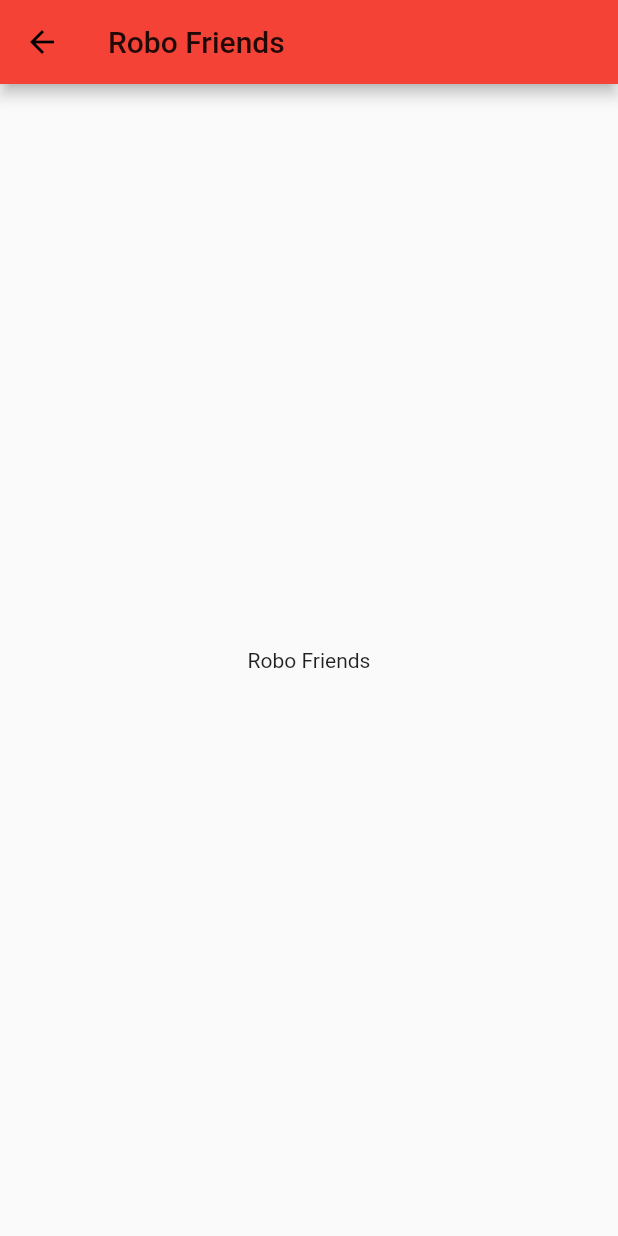
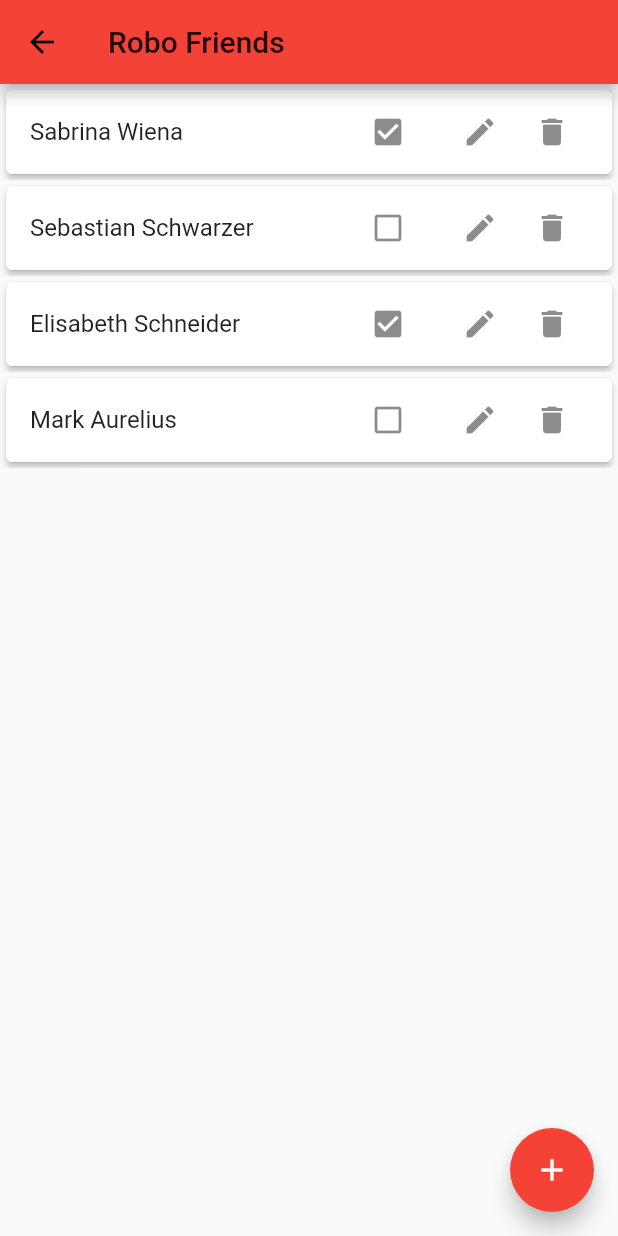
Before and after one commit to FloforPresident/projektarbeit, a Flutter app: the Friends screen opened by its route, on a phone screen of 412 x 824 dp. Run offline on Flutter 3.47's test engine with Material 2 defaults, Android fonts, the light colour scheme and no system bars; our stand-ins replace sqflite; accounts and stored records are empty.

Commit message:
Implemented Animated List formateded the parts Remove Item is already working Insert item has to be implemented

```diff
--- a/FlutterApp/turtlebot/lib/frameworks/custom_data_table/custom_dataTable.dart
+++ b/FlutterApp/turtlebot/lib/frameworks/custom_data_table/custom_dataTable.dart
@@ -79,7 +79,7 @@ class CustomColumnText extends StatelessWidget
 
 }
 
-///Use this as instead of Datacells
+///Use this as instead of DataCells
 ///Will produce a Container Widget taken up full space
 class CustomColourText extends StatelessWidget {
 
--- a/FlutterApp/turtlebot/lib/main.dart
+++ b/FlutterApp/turtlebot/lib/main.dart
@@ -12,6 +12,7 @@ class MyApp extends StatelessWidget {
   @override
   Widget build(BuildContext context) {
     return MaterialApp(
+      debugShowCheckedModeBanner: false,
       title: 'TurtleBot',
       theme: ThemeData(primarySwatch: Colors.orange),
       initialRoute: '/',
--- a/FlutterApp/turtlebot/lib/pages/friends.dart
+++ b/FlutterApp/turtlebot/lib/pages/friends.dart
@@ -1,16 +1,109 @@
 import 'package:flutter/material.dart';
 
 class Friends extends StatelessWidget {
-  const Friends({Key key}) : super(key: key);
+  Friends({Key key}) : super(key: key);
+
+  final Color _colorTheme = Colors.red;
+
+  final List<List> _items = [
+    ["Sabrina", "Wiena", true],
+    ["Sebastian", "Schwarzer", false],
+    ["Elisabeth", "Schneider", true],
+    ["Mark", "Aurelius", false]
+  ];
+
+  final GlobalKey<AnimatedListState> _key = GlobalKey();
 
   @override
   Widget build(BuildContext context) {
     return Scaffold(
       appBar: AppBar(
         title: Text("Robo Friends"),
-        backgroundColor: Colors.red,
+        backgroundColor: _colorTheme,
       ),
-      body: Center(child: Text('Robo Friends')),
+      body: AnimatedList(
+        key: _key,
+        initialItemCount: _items.length,
+        itemBuilder: (context, index, animation) {
+          return _buildItem(_items[index], animation, index);
+        },
+      ),
+      floatingActionButton: FloatingActionButton(
+        child: Icon(Icons.add),
+        foregroundColor: Colors.white,
+        backgroundColor: _colorTheme,
+        onPressed: () {},
+      ),
     );
   }
+
+  Widget _buildItem(List item, Animation animation, int index) {
+    Icon faceEmbedded =
+        (item[2]) ? Icon(Icons.check_box) : Icon(Icons.check_box_outline_blank);
+
+    return SizeTransition(
+      sizeFactor: animation,
+      child: Card(
+        elevation: 2,
+        child: ListTile(
+          title: Row(
+            children: <Widget>[
+              Expanded(
+                flex: 4,
+                child: Row(
+                  children: <Widget>[
+                    Text(item[0] + " "),
+                    Text(item[1] + " "),
+                  ],
+                ),
+              ),
+              Expanded(
+                flex: 1,
+                child: Align(
+                  child: Padding(
+                    child: faceEmbedded,
+                    padding: EdgeInsets.fromLTRB(5, 0, 15, 0),
+                  ),
+                  alignment: Alignment.centerRight,
+                ),
+              ),
+              Expanded(
+                flex: 2,
+                child: Row(
+                  mainAxisAlignment: MainAxisAlignment.end,
+                  children: <Widget>[
+                    IconButton(
+                      icon: Icon(Icons.create),
+                      onPressed: () {},
+                    ),
+                    IconButton(
+                      icon: Icon(Icons.delete),
+                      onPressed: () {
+                        _removeItem(index);
+                      },
+                    )
+                  ],
+                ),
+              ),
+            ],
+          ),
+        ),
+      ),
+    );
+  }
+
+  void _removeItem(int index) {
+    List removeItem = _items.removeAt(index);
+    AnimatedListRemovedItemBuilder build = (context, animation) {
+      return _buildItem(removeItem, animation, index);
+    };
+
+    _key.currentState.removeItem(index, build);
+  }
+
+//  void _addItem()
+//  {
+//    int i = _items.length > 0 ? _items.length :0;
+//    _items.insert(i, )
+//  }
 }
```
